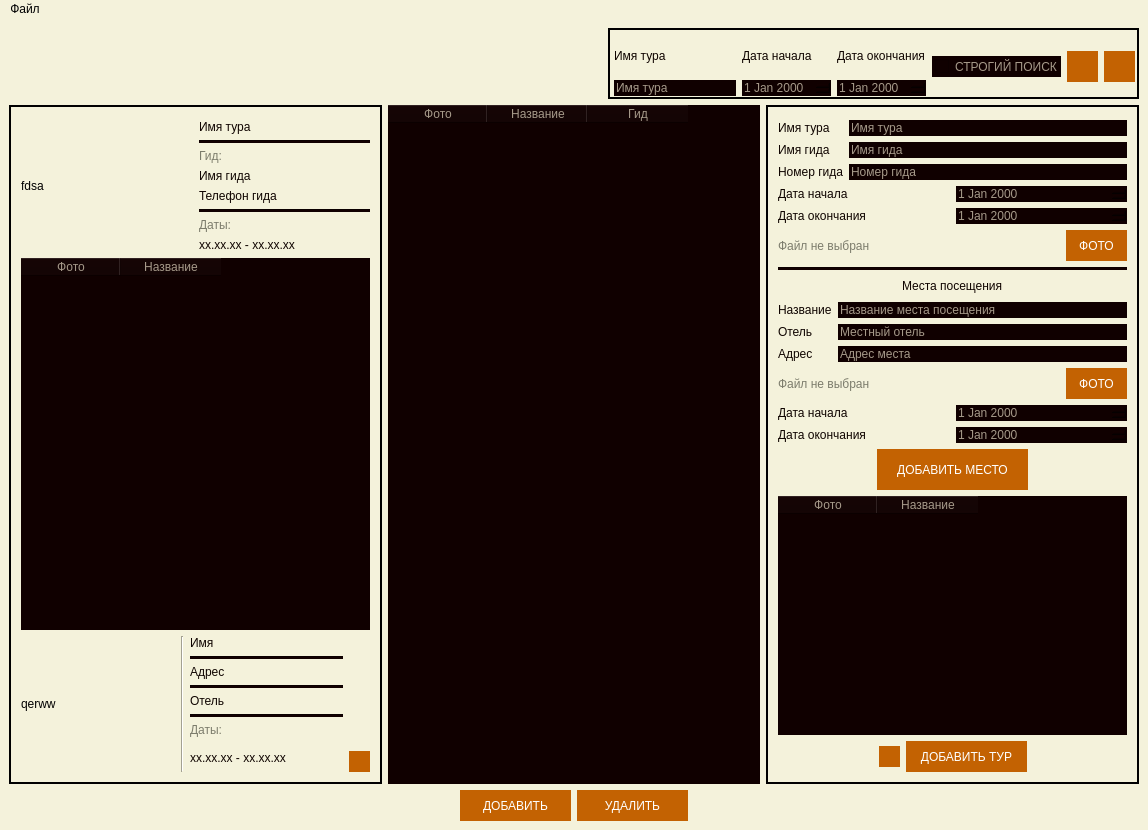
Above: mainwindow.ui from dabecow/touragency before the change. Below: the same form after it.
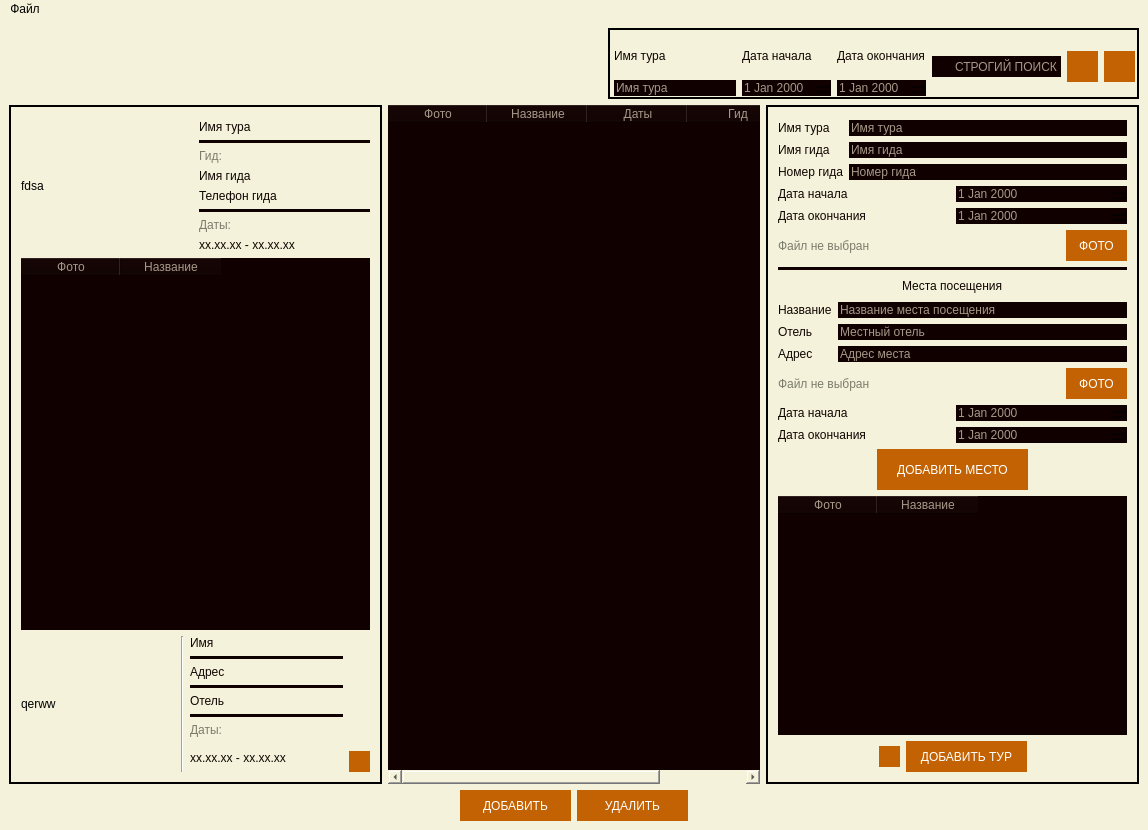
That is the form after the change. Icons and pictures are not drawn.

```diff
--- a/mainwindow.ui
+++ b/mainwindow.ui
@@ -620,6 +620,11 @@
             <string>Название</string>
            </property>
           </column>
+          <column>
+           <property name="text">
+            <string>Даты</string>
+           </property>
+          </column>
           <column>
            <property name="text">
             <string>Гид</string>
```
Left out of the diff: 18 changed lines with no effect on the pictures.
